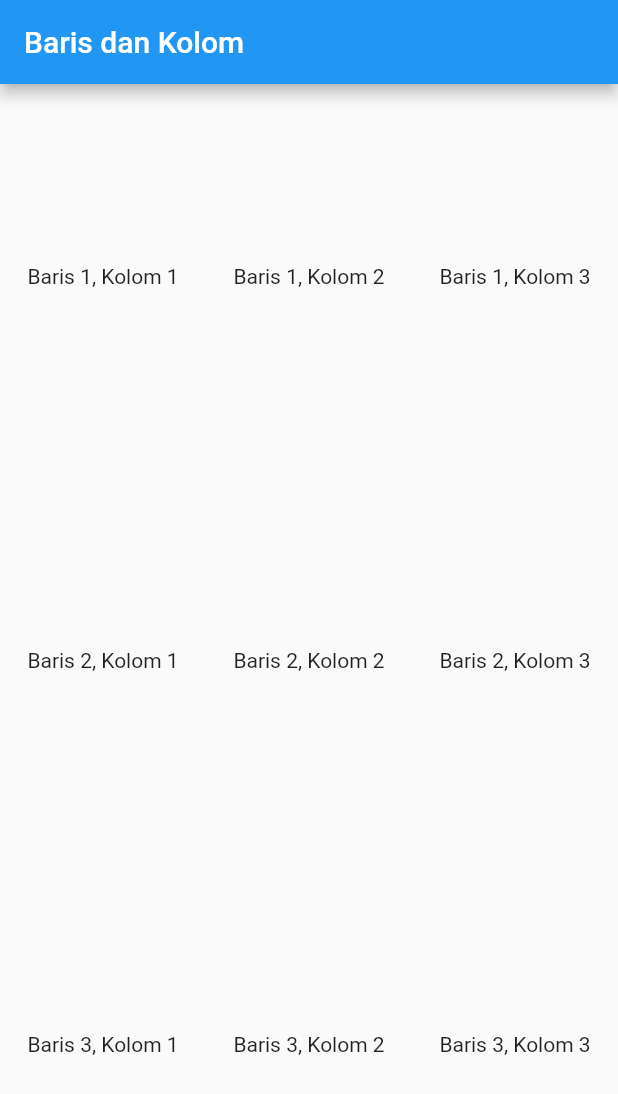
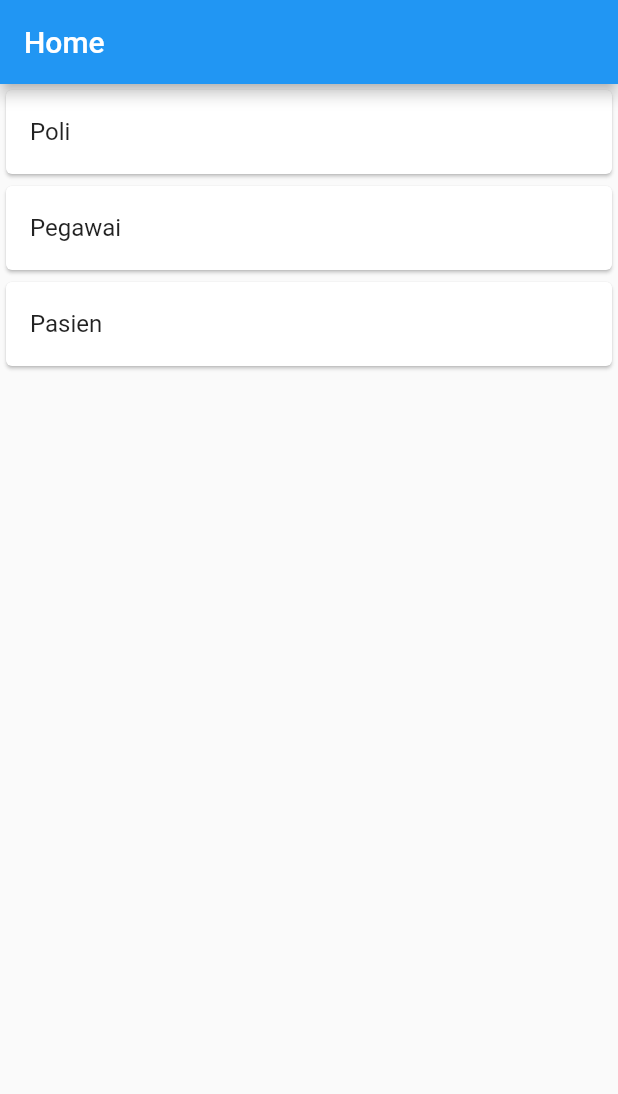
Before and after one commit to alfimonth/mobile-app-klinik, a Flutter app: the screen it shows after launch, on a phone screen of 412 x 824 dp. Shown: the top 1094 px of the screen. Run offline on Flutter 3.47's test engine with Material 2 defaults, Android fonts, the phone set to English and light mode, and no system bars.

Commit message:
Membuat halaman home

```diff
--- a/lib/main.dart
+++ b/lib/main.dart
@@ -2,7 +2,8 @@
 // import 'hello_world.dart';
 // import 'column_widget.dart';
 // import 'row_widget.dart';
-import 'baris_kolom.dart';
+// import 'baris_kolom.dart';
+import 'ui/home.dart';
 
 
 void main() {
@@ -19,7 +20,8 @@
       // home: HelloWorld(),
       // home: ColumnWidget(),
       // home: RowWidget(),
-      home: BarisKolomWidget(),
+      // home: BarisKolomWidget(),
+      home: HomePage(),
     );
   }
 }
--- /dev/null
+++ b/lib/ui/home.dart
@@ -0,0 +1,56 @@
+import 'package:flutter/material.dart';
+import 'poli_page.dart';
+import 'pegawai_page.dart';
+import 'pasien_page.dart';
+
+
+class HomePage extends StatefulWidget {
+  const HomePage({super.key});
+
+  @override
+  State<HomePage> createState() => _HomePageState();
+}
+
+class _HomePageState extends State<HomePage>{
+  @override
+  Widget build(BuildContext context){
+    return Scaffold(
+      appBar: AppBar(title: const Text("Home")),
+      body: ListView(
+        children: [
+        GestureDetector(
+            child: Card(
+              child: ListTile(
+                title: const Text("Poli"),
+              ),
+            ),
+            onTap: (){
+              Navigator.push(context, MaterialPageRoute(builder: (context) => PoliPage()));
+            },
+          ),
+        GestureDetector(
+            child: Card(
+              child: ListTile(
+                title: const Text("Pegawai"),
+              ),
+            ),
+            onTap: (){
+              Navigator.push(context, MaterialPageRoute(builder: (context) => PegawaiPage()));
+            },
+          ),
+        GestureDetector(
+            child: Card(
+              child: ListTile(
+                title: const Text("Pasien"),
+              ),
+            ),
+            onTap: (){
+              Navigator.push(context, MaterialPageRoute(builder: (context) => PasienPage()));
+            },
+          ),
+        ],
+      ),
+    );
+  }
+
+}
```
